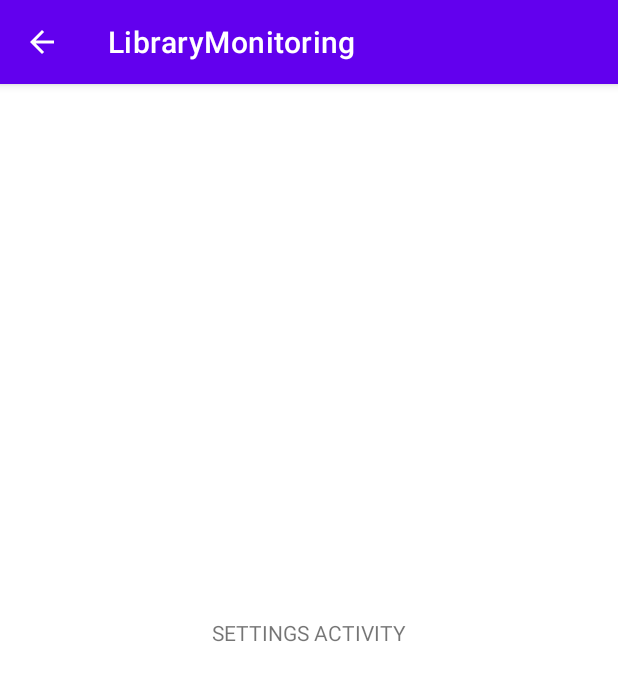
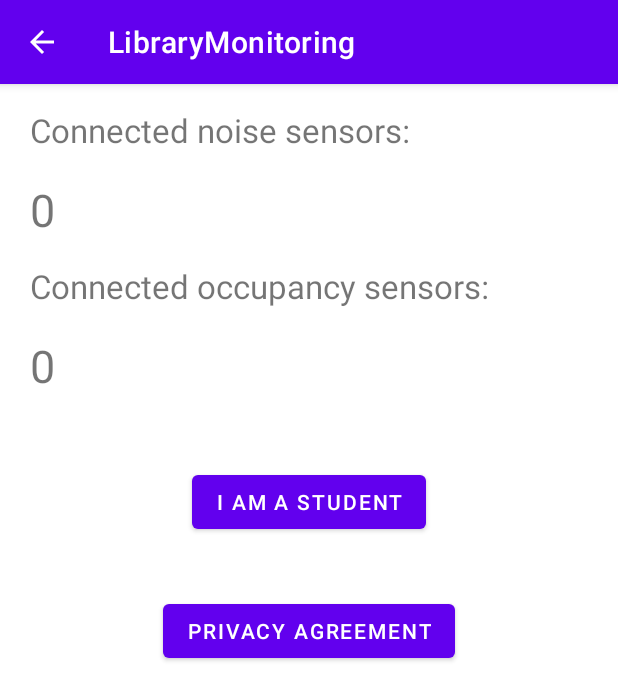
Before and after one commit to Iwuh/elec-coen-390-f2022-project, an Android app: the screen it shows after launch (SettingsActivity before the commit, LibrarianSettingsActivity after it), after a tap on "SETTINGS", on a phone screen of 412 x 824 dp. Shown: the top 700 px of the screen. Run offline under Robolectric (Android 15) with nearby library versions, the phone set to English and light mode, and no system bars.

Commit message:
Added settings screen and renamed files to reflect that they are for librarian version

```diff
--- a/app/src/main/java/com/teamI/librarymonitoring/MainActivity.java
+++ b/app/src/main/java/com/teamI/librarymonitoring/LibrarianMainActivity.java
@@ -2,18 +2,17 @@ package com.teamI.librarymonitoring;
 
 import androidx.appcompat.app.AppCompatActivity;
 
-import android.annotation.SuppressLint;
 import android.content.Intent;
 import android.os.Bundle;
 import android.view.View;
 import android.widget.Button;
 
-public class MainActivity extends AppCompatActivity {
+public class LibrarianMainActivity extends AppCompatActivity {
 
     @Override
     protected void onCreate(Bundle savedInstanceState) {
         super.onCreate(savedInstanceState);
-        setContentView(R.layout.activity_main);
+        setContentView(R.layout.activity_librarian_main);
 
         Button btnSettings = (Button) findViewById(R.id.btnSettings);
         Button btnOccupancy = (Button) findViewById(R.id.btnOccupancy);
@@ -23,21 +22,21 @@ public class MainActivity extends AppCompatActivity {
         btnNoiseLevel.setOnClickListener(new View.OnClickListener() {
             @Override
             public void onClick(View view) {
-                startActivity(new Intent(MainActivity.this, NoiseLevelActivity.class));
+                startActivity(new Intent(LibrarianMainActivity.this, LibrarianNoiseLevelActivity.class));
             }
         }
         );
         btnOccupancy.setOnClickListener(new View.OnClickListener() {
             @Override
             public void onClick(View view) {
-                startActivity(new Intent(MainActivity.this, OccupancyActivity.class));
+                startActivity(new Intent(LibrarianMainActivity.this, LibrarianOccupancyActivity.class));
             }
         }
         );
         btnSettings.setOnClickListener(new View.OnClickListener() {
             @Override
             public void onClick(View view) {
-                startActivity(new Intent(MainActivity.this, SettingsActivity.class));
+                startActivity(new Intent(LibrarianMainActivity.this, LibrarianSettingsActivity.class));
             }
         }
         );
@@ -45,7 +44,7 @@ public class MainActivity extends AppCompatActivity {
         btnSensorsConnected.setOnClickListener(new View.OnClickListener() {
             @Override
             public void onClick(View view) {
-                startActivity(new Intent(MainActivity.this, Sensors_ConnectedActivity.class));
+                startActivity(new Intent(LibrarianMainActivity.this, Sensors_ConnectedActivity.class));
             }
         });
 
--- a/app/src/main/java/com/teamI/librarymonitoring/NoiseLevelActivity.java
+++ b/app/src/main/java/com/teamI/librarymonitoring/LibrarianNoiseLevelActivity.java
@@ -6,7 +6,10 @@ import android.annotation.SuppressLint;
 import android.os.Bundle;
 import android.widget.TextView;
 
-public class NoiseLevelActivity extends AppCompatActivity {
+
+// TODO: this activity should use a RecyclerView to display readings
+
+public class LibrarianNoiseLevelActivity extends AppCompatActivity {
 
     TextView sensor_1_dB, sensor_2_dB, sensor_3_dB, sensor_4_dB;
     TextView sensor1_dB_value, sensor2_dB_value, sensor3_dB_value, sensor4_dB_value;
@@ -16,7 +19,7 @@ public class NoiseLevelActivity extends AppCompatActivity {
     @Override
     protected void onCreate(Bundle savedInstanceState) {
         super.onCreate(savedInstanceState);
-        setContentView(R.layout.activity_noise_level);
+        setContentView(R.layout.activity_librarian_noise_level);
 
         // TextView for Name of Each Sensor
         sensor_1_dB = findViewById(R.id.sensor_1_dB_textView);
--- a/app/src/main/java/com/teamI/librarymonitoring/OccupancyActivity.java
+++ b/app/src/main/java/com/teamI/librarymonitoring/LibrarianOccupancyActivity.java
@@ -11,7 +11,7 @@ import com.teamI.librarymonitoring.datacontainers.SensorReading;
 import java.util.ArrayList;
 import java.util.List;
 
-public class OccupancyActivity extends AppCompatActivity {
+public class LibrarianOccupancyActivity extends AppCompatActivity {
 
     protected RecyclerView readingsRecyclerView;
     protected SensorReadingRecyclerViewAdapter sensorReadingRecyclerViewAdapter;
@@ -19,7 +19,7 @@ public class OccupancyActivity extends AppCompatActivity {
     @Override
     protected void onCreate(Bundle savedInstanceState) {
         super.onCreate(savedInstanceState);
-        setContentView(R.layout.activity_occupancy);
+        setContentView(R.layout.activity_librarian_occupancy);
 
         populateRecyclerView();
     }
--- /dev/null
+++ b/app/src/main/java/com/teamI/librarymonitoring/LibrarianSettingsActivity.java
@@ -0,0 +1,69 @@
+package com.teamI.librarymonitoring;
+
+import androidx.appcompat.app.AppCompatActivity;
+
+import android.os.Bundle;
+import android.view.View;
+import android.widget.Button;
+import android.widget.TextView;
+
+public class LibrarianSettingsActivity extends AppCompatActivity {
+
+    @Override
+    protected void onCreate(Bundle savedInstanceState) {
+        super.onCreate(savedInstanceState);
+        setContentView(R.layout.activity_librarian_settings);
+
+        setupButtons();
+        setupLabels();
+    }
+
+    private void setupButtons(){
+        Button btnChangeToStudent = findViewById(R.id.btnChangeToStudent);
+        btnChangeToStudent.setOnClickListener(new View.OnClickListener() {
+            @Override
+            public void onClick(View view) {
+                  changeToStudentVersion();
+            }
+        }
+        );
+
+        Button btnDisplayPrivacyAgreement = findViewById(R.id.btnDisplayPrivacyAgreement);
+        btnDisplayPrivacyAgreement.setOnClickListener(new View.OnClickListener() {
+            @Override
+            public void onClick(View view) {
+                displayPrivacyAgreement();
+            }
+        });
+
+    }
+
+    private void changeToStudentVersion(){
+        // TODO: switch to the student version of the app
+        // these screens have not been created yet
+    }
+
+    private void displayPrivacyAgreement(){
+        // TODO: display privacy agreement
+        // the agreement has not been written yet
+    }
+
+    private void setupLabels(){
+        TextView textViewNbrOccupancySensors = findViewById(R.id.textViewNbrOccupancySensors);
+        textViewNbrOccupancySensors.setText(String.valueOf(getNumberOfOccupancySensors()));
+        TextView textViewNbrNoiseSensors = findViewById(R.id.textViewNbrNoiseSensors);
+        textViewNbrNoiseSensors.setText(String.valueOf(getNumberOfNoiseSensors()));
+    }
+
+    private int getNumberOfNoiseSensors() {
+        // TODO: get actual number of noise sensors
+        return 0;
+    }
+
+    private int getNumberOfOccupancySensors() {
+        // TODO: get actual number of occupancy sensors
+        return 0;
+    }
+
+
+}
--- a/app/src/main/java/com/teamI/librarymonitoring/Sensors_ConnectedActivity.java
+++ b/app/src/main/java/com/teamI/librarymonitoring/Sensors_ConnectedActivity.java
@@ -2,7 +2,6 @@ package com.teamI.librarymonitoring;
 
 import androidx.appcompat.app.AppCompatActivity;
 
-import android.annotation.SuppressLint;
 import android.content.Intent;
 import android.os.Bundle;
 import android.view.View;
@@ -55,7 +54,7 @@ public class Sensors_ConnectedActivity extends AppCompatActivity {
         btnbackfromCS.setOnClickListener(new View.OnClickListener() {
             @Override
             public void onClick(View view) {
-                startActivity(new Intent(Sensors_ConnectedActivity.this, MainActivity.class));
+                startActivity(new Intent(Sensors_ConnectedActivity.this, LibrarianMainActivity.class));
             }
         });
     }
--- a/app/src/main/java/com/teamI/librarymonitoring/SettingsActivity.java
+++ /dev/null
@@ -1,14 +0,0 @@
-package com.teamI.librarymonitoring;
-
-import androidx.appcompat.app.AppCompatActivity;
-
-import android.os.Bundle;
-
-public class SettingsActivity extends AppCompatActivity {
-
-    @Override
-    protected void onCreate(Bundle savedInstanceState) {
-        super.onCreate(savedInstanceState);
-        setContentView(R.layout.activity_settings);
-    }
-}
--- a/app/src/main/res/layout/activity_main.xml
+++ b/app/src/main/res/layout/activity_librarian_main.xml
@@ -4,7 +4,7 @@
     xmlns:tools="http://schemas.android.com/tools"
     android:layout_width="match_parent"
     android:layout_height="match_parent"
-    tools:context=".MainActivity">
+    tools:context=".LibrarianMainActivity">
 
     <Button
         android:id="@+id/btnNoiseLevel"
--- a/app/src/main/res/layout/activity_noise_level.xml
+++ b/app/src/main/res/layout/activity_librarian_noise_level.xml
@@ -4,7 +4,7 @@
     xmlns:tools="http://schemas.android.com/tools"
     android:layout_width="match_parent"
     android:layout_height="match_parent"
-    tools:context=".NoiseLevelActivity">
+    tools:context=".LibrarianNoiseLevelActivity">
 
     <TextView
         android:id="@+id/noise_level_textView"
--- a/app/src/main/res/layout/activity_occupancy.xml
+++ b/app/src/main/res/layout/activity_librarian_occupancy.xml
@@ -4,7 +4,7 @@
     xmlns:tools="http://schemas.android.com/tools"
     android:layout_width="match_parent"
     android:layout_height="match_parent"
-    tools:context=".OccupancyActivity">
+    tools:context=".LibrarianOccupancyActivity">
 
     <TextView
         android:id="@+id/textView"
--- /dev/null
+++ b/app/src/main/res/layout/activity_librarian_settings.xml
@@ -0,0 +1,77 @@
+<?xml version="1.0" encoding="utf-8"?>
+<androidx.constraintlayout.widget.ConstraintLayout xmlns:android="http://schemas.android.com/apk/res/android"
+    xmlns:app="http://schemas.android.com/apk/res-auto"
+    xmlns:tools="http://schemas.android.com/tools"
+    android:layout_width="match_parent"
+    android:layout_height="match_parent"
+    tools:context=".LibrarianSettingsActivity">
+
+    <TextView
+        android:id="@+id/textViewNbrOccupancySensors"
+        android:layout_width="wrap_content"
+        android:layout_height="wrap_content"
+        android:layout_marginStart="20dp"
+        android:layout_marginTop="18dp"
+        android:text="123"
+        android:textSize="30sp"
+        app:layout_constraintStart_toStartOf="parent"
+        app:layout_constraintTop_toBottomOf="@+id/textViewOccupancySensors" />
+
+    <TextView
+        android:id="@+id/textViewLabelNoiseSensors"
+        android:layout_width="wrap_content"
+        android:layout_height="wrap_content"
+        android:layout_marginStart="20dp"
+        android:layout_marginTop="16dp"
+        android:text="Connected noise sensors:"
+        android:textSize="22sp"
+        app:layout_constraintStart_toStartOf="parent"
+        app:layout_constraintTop_toTopOf="parent" />
+
+    <TextView
+        android:id="@+id/textViewOccupancySensors"
+        android:layout_width="wrap_content"
+        android:layout_height="wrap_content"
+        android:layout_marginStart="20dp"
+        android:layout_marginTop="16dp"
+        android:text="Connected occupancy sensors:"
+        android:textSize="22sp"
+        app:layout_constraintStart_toStartOf="parent"
+        app:layout_constraintTop_toBottomOf="@+id/textViewNbrNoiseSensors" />
+
+    <Button
+        android:id="@+id/btnChangeToStudent"
+        android:layout_width="wrap_content"
+        android:layout_height="wrap_content"
+        android:layout_marginStart="127dp"
+        android:layout_marginTop="105dp"
+        android:layout_marginEnd="127dp"
+        android:text="I am a student"
+        app:layout_constraintEnd_toEndOf="parent"
+        app:layout_constraintStart_toStartOf="parent"
+        app:layout_constraintTop_toBottomOf="@+id/textViewOccupancySensors" />
+
+    <Button
+        android:id="@+id/btnDisplayPrivacyAgreement"
+        android:layout_width="wrap_content"
+        android:layout_height="wrap_content"
+        android:layout_marginStart="107dp"
+        android:layout_marginTop="38dp"
+        android:layout_marginEnd="107dp"
+        android:text="Privacy agreement"
+        app:layout_constraintEnd_toEndOf="parent"
+        app:layout_constraintStart_toStartOf="parent"
+        app:layout_constraintTop_toBottomOf="@+id/btnChangeToStudent" />
+
+    <TextView
+        android:id="@+id/textViewNbrNoiseSensors"
+        android:layout_width="wrap_content"
+        android:layout_height="wrap_content"
+        android:layout_marginStart="20dp"
+        android:layout_marginTop="18dp"
+        android:text="123"
+        android:textSize="30sp"
+        app:layout_constraintStart_toStartOf="parent"
+        app:layout_constraintTop_toBottomOf="@+id/textViewLabelNoiseSensors" />
+
+</androidx.constraintlayout.widget.ConstraintLayout>
--- a/app/src/main/res/layout/activity_settings.xml
+++ /dev/null
@@ -1,20 +0,0 @@
-<?xml version="1.0" encoding="utf-8"?>
-<androidx.constraintlayout.widget.ConstraintLayout xmlns:android="http://schemas.android.com/apk/res/android"
-    xmlns:app="http://schemas.android.com/apk/res-auto"
-    xmlns:tools="http://schemas.android.com/tools"
-    android:layout_width="match_parent"
-    android:layout_height="match_parent"
-    tools:context=".SettingsActivity">
-
-    <TextView
-        android:id="@+id/textView3"
-        android:layout_width="wrap_content"
-        android:layout_height="wrap_content"
-        android:layout_marginStart="141dp"
-        android:layout_marginTop="356dp"
-        android:layout_marginEnd="142dp"
-        android:text="SETTINGS ACTIVITY"
-        app:layout_constraintEnd_toEndOf="parent"
-        app:layout_constraintStart_toStartOf="parent"
-        app:layout_constraintTop_toTopOf="parent" />
-</androidx.constraintlayout.widget.ConstraintLayout>
```
Also changed, not shown: app/src/main/AndroidManifest.xml (+7 -7 lines).
